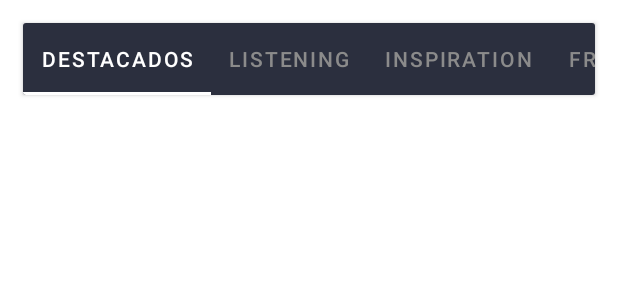
After one commit to g3rardogo/BooksApp, an Android app: the layout fragment_categories_menu.xml on its own in the app's theme, with its tools: preview values and no code run, on a phone screen of 412 x 824 dp. The commit adds this screen. Shown: the top 300 px of the screen. Run offline under Robolectric (Android 15) with nearby library versions, the phone set to English and light mode, and no system bars.

Commit message:
Separando el menu de categorias hacia otro fragmento y mostrandolo en la pantalla principal

```diff
--- /dev/null
+++ b/app/src/main/res/layout/fragment_categories_menu.xml
@@ -0,0 +1,58 @@
+<?xml version="1.0" encoding="utf-8"?>
+<FrameLayout xmlns:android="http://schemas.android.com/apk/res/android"
+    xmlns:tools="http://schemas.android.com/tools"
+    android:layout_width="match_parent"
+    android:layout_height="match_parent"
+    xmlns:app="http://schemas.android.com/apk/res-auto"
+    tools:context=".view.ui.fragments.CategoriesMenuFragment">
+    <LinearLayout
+        android:layout_width="match_parent"
+        android:layout_height="wrap_content"
+        android:orientation="vertical">
+        <androidx.cardview.widget.CardView
+            android:layout_width="match_parent"
+            android:layout_height="wrap_content"
+            android:layout_margin="15dp"
+            android:background="@color/colorPrimary">
+            <com.google.android.material.tabs.TabLayout
+                android:layout_width="match_parent"
+                android:layout_height="wrap_content"
+                app:tabMode="scrollable"
+                android:background="@color/colorPrimary"
+                app:tabSelectedTextColor="@color/white"
+                app:tabTextColor="@color/colorSubtitle"
+                app:tabIndicatorColor="@color/white">
+
+                <com.google.android.material.tabs.TabItem
+                    android:layout_width="wrap_content"
+                    android:layout_height="wrap_content"
+                    android:text="@string/tab_1"
+                    />
+
+                <com.google.android.material.tabs.TabItem
+                    android:layout_width="wrap_content"
+                    android:layout_height="wrap_content"
+                    android:text="@string/tab_2"
+                    />
+
+                <com.google.android.material.tabs.TabItem
+                    android:layout_width="wrap_content"
+                    android:layout_height="wrap_content"
+                    android:text="@string/tab_3"
+                    />
+
+                <com.google.android.material.tabs.TabItem
+                    android:layout_width="wrap_content"
+                    android:layout_height="wrap_content"
+                    android:text="@string/tab_4"
+                    />
+
+                <com.google.android.material.tabs.TabItem
+                    android:layout_width="wrap_content"
+                    android:layout_height="wrap_content"
+                    android:text="@string/tab_5"
+                    />
+            </com.google.android.material.tabs.TabLayout>
+        </androidx.cardview.widget.CardView>
+    </LinearLayout>
+</FrameLayout>
--- a/app/src/main/res/navigation/nav_graph.xml
+++ b/app/src/main/res/navigation/nav_graph.xml
@@ -18,4 +18,5 @@
         android:name="com.books.app.view.ui.fragments.BooksDetailDialogFragment"
         android:label="fragment_books_detail_dialog"
         tools:layout="@layout/fragment_books_detail_dialog" />
+
 </navigation>
```
Also changed, not shown: app/src/main/java/com/books/app/view/ui/activities/MainActivity.kt (+9 -0 lines), app/src/main/java/com/books/app/view/ui/fragments/CategoriesMenuFragment.kt (added, +60 -0 lines), app/src/main/res/layout/activity_main.xml (+20 -7 lines), app/src/main/res/layout/fragment_books.xml (+0 -44 lines).
